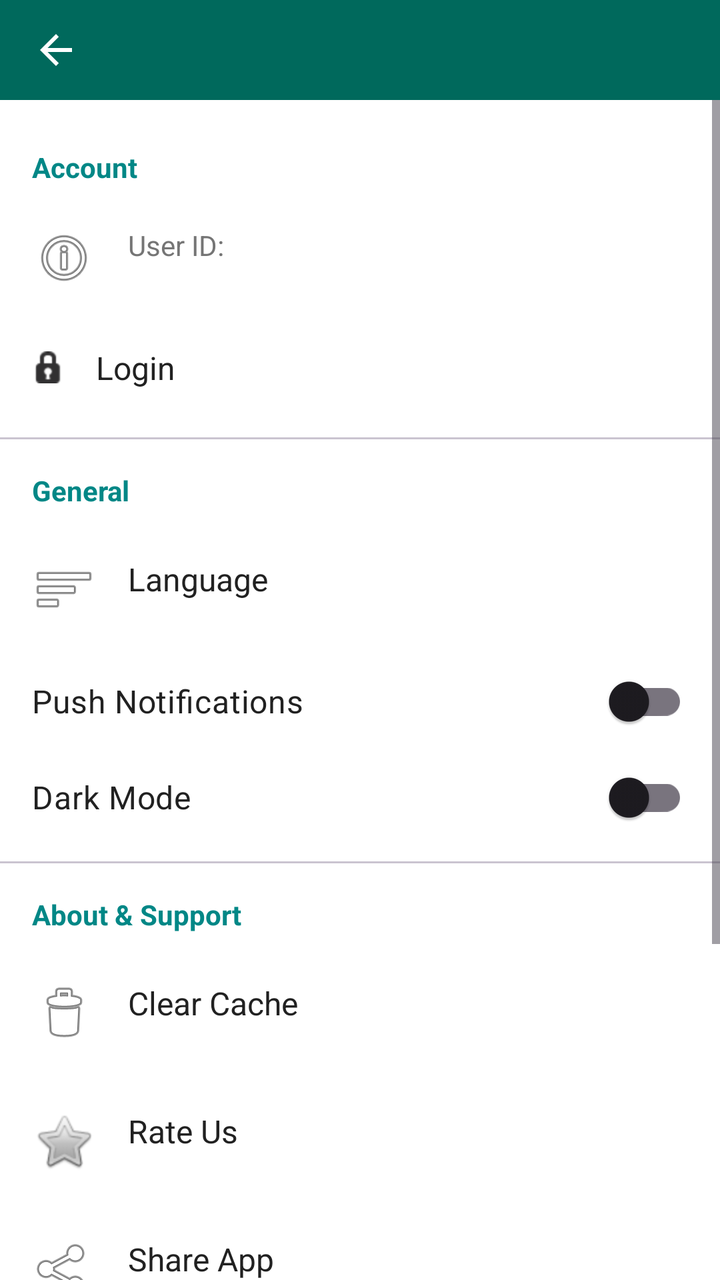
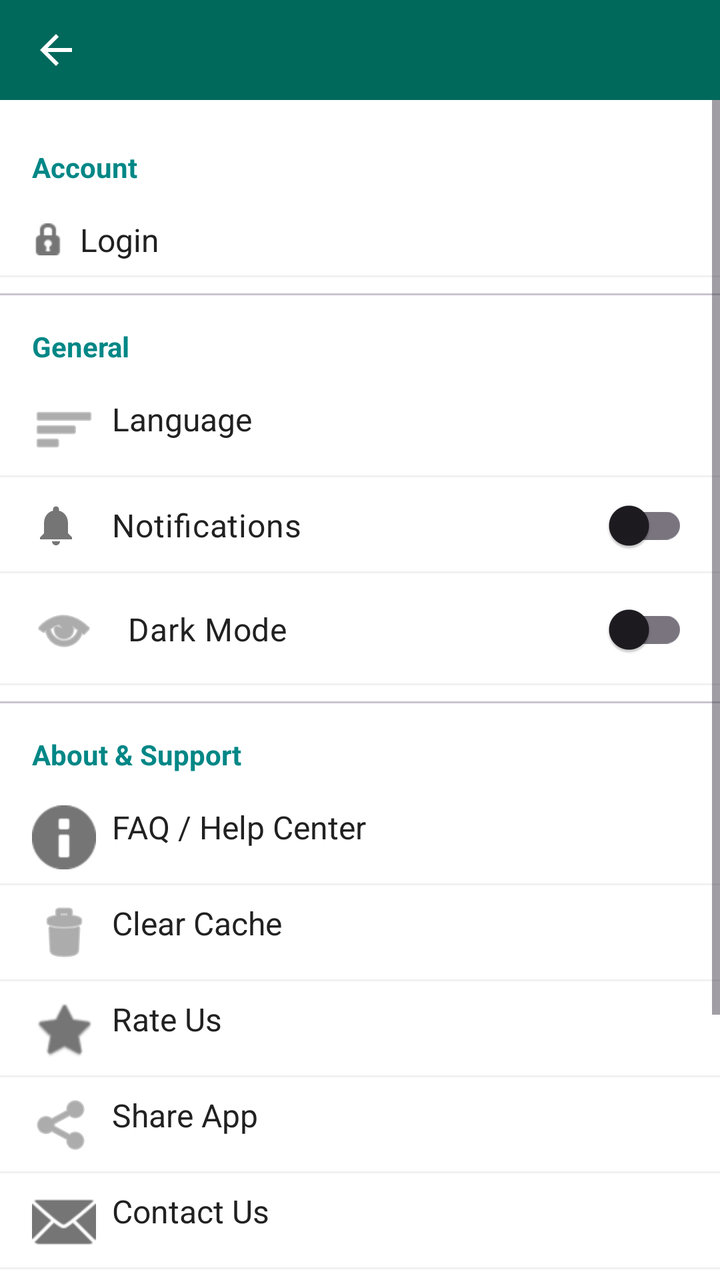

An Android layout rendered at two revisions. The XML below is the earlier revision; the diff shows what the commit changed to produce the second picture.
<!-- AndroidManifest.xml: application theme Theme.AndroidStarter -->
<!-- res/layout/fragment_settings.xml -->
<LinearLayout xmlns:android="http://schemas.android.com/apk/res/android"
    xmlns:app="http://schemas.android.com/apk/res-auto"
    android:layout_width="match_parent"
    android:layout_height="match_parent"
    android:orientation="vertical"
    android:background="?android:attr/windowBackground">

    <include
        android:id="@+id/appBarLayout"
        layout="@layout/layout_app_bar" />

    <ScrollView
        android:layout_width="match_parent"
        android:layout_height="0dp"
        android:layout_weight="1">

        <LinearLayout
            android:layout_width="match_parent"
            android:layout_height="wrap_content"
            android:orientation="vertical"
            android:paddingVertical="16dp">

            
            <TextView
                android:layout_width="match_parent"
                android:layout_height="wrap_content"
                android:text="Account"
                android:textSize="14sp"
                android:textStyle="bold"
                android:textColor="?colorPrimary"
                android:paddingHorizontal="16dp"
                android:paddingBottom="8dp"
                android:layout_marginTop="8dp"/>

            <TextView
                android:id="@+id/tvUserId"
                android:layout_width="match_parent"
                android:layout_height="wrap_content"
                android:text="User ID: "
                android:textSize="14sp"
                android:textColor="@color/text_secondary"
                android:paddingHorizontal="16dp"
                android:paddingVertical="12dp"
                android:drawableStart="@android:drawable/ic_menu_info_details"
                android:drawablePadding="16dp"
                android:background="?attr/selectableItemBackground"
                />

            <TextView
                android:id="@+id/btnLogin"
                android:layout_width="match_parent"
                android:layout_height="wrap_content"
                android:text="@string/login"
                android:textSize="16sp"
                android:textColor="@color/text_primary"
                android:paddingHorizontal="16dp"
                android:paddingVertical="16dp"
                android:drawableStart="@android:drawable/ic_secure"
                android:drawablePadding="16dp"
                android:background="?attr/selectableItemBackground"
                />

            <com.google.android.material.divider.MaterialDivider
                android:layout_width="match_parent"
                android:layout_height="1dp"
                android:layout_marginVertical="8dp" />

            
            <TextView
                android:layout_width="match_parent"
                android:layout_height="wrap_content"
                android:text="General"
                android:textSize="14sp"
                android:textStyle="bold"
                android:textColor="?colorPrimary"
                android:paddingHorizontal="16dp"
                android:paddingBottom="8dp"
                android:layout_marginTop="8dp"/>

            <TextView
                android:id="@+id/btnLanguage"
                android:layout_width="match_parent"
                android:layout_height="wrap_content"
                android:text="@string/language"
                android:textSize="16sp"
                android:textColor="@color/text_primary"
                android:paddingHorizontal="16dp"
                android:paddingVertical="16dp"
                android:drawableStart="@android:drawable/ic_menu_sort_by_size"
                android:drawablePadding="16dp"
                android:background="?attr/selectableItemBackground"
                />

            <com.google.android.material.switchmaterial.SwitchMaterial
                android:id="@+id/switchNotifications"
                android:layout_width="match_parent"
                android:layout_height="wrap_content"
                android:text="@string/push_notifications"
                android:textSize="16sp"
                android:textColor="@color/text_primary"
                android:paddingHorizontal="16dp"
                android:paddingVertical="12dp"
                android:background="?attr/selectableItemBackground"
                />

            <com.google.android.material.switchmaterial.SwitchMaterial
                android:id="@+id/switchDarkMode"
                android:layout_width="match_parent"
                android:layout_height="wrap_content"
                android:text="@string/dark_mode"
                android:textSize="16sp"
                android:textColor="@color/text_primary"
                android:paddingHorizontal="16dp"
                android:paddingVertical="12dp"
                android:background="?attr/selectableItemBackground"
                />

            <com.google.android.material.switchmaterial.SwitchMaterial
                android:id="@+id/switchPremium"
                android:layout_width="match_parent"
                android:layout_height="wrap_content"
                android:text="Simulate Premium User (No Ads)"
                android:textSize="16sp"
                android:textColor="@color/text_primary"
                android:paddingHorizontal="16dp"
                android:paddingVertical="12dp"
                android:background="?attr/selectableItemBackground"
                android:visibility="gone"
                />

            <com.google.android.material.divider.MaterialDivider
                android:layout_width="match_parent"
                android:layout_height="1dp"
                android:layout_marginVertical="8dp" />

            
            <TextView
                android:layout_width="match_parent"
                android:layout_height="wrap_content"
                android:text="About &amp; Support"
                android:textSize="14sp"
                android:textStyle="bold"
                android:textColor="?colorPrimary"
                android:paddingHorizontal="16dp"
                android:paddingBottom="8dp"
                android:layout_marginTop="8dp"/>

            <TextView
                android:id="@+id/btnClearCache"
                android:layout_width="match_parent"
                android:layout_height="wrap_content"
                android:text="@string/clear_cache"
                android:textSize="16sp"
                android:textColor="@color/text_primary"
                android:paddingHorizontal="16dp"
                android:paddingVertical="16dp"
                android:drawableStart="@android:drawable/ic_menu_delete"
                android:drawablePadding="16dp"
                android:background="?attr/selectableItemBackground"
                />

            <TextView
                android:id="@+id/btnRateUs"
                android:layout_width="match_parent"
                android:layout_height="wrap_content"
                android:text="@string/rate_us"
                android:textSize="16sp"
                android:textColor="@color/text_primary"
                android:paddingHorizontal="16dp"
                android:paddingVertical="16dp"
                android:drawableStart="@android:drawable/btn_star"
                android:drawablePadding="16dp"
                android:background="?attr/selectableItemBackground"
                />

            <TextView
                android:id="@+id/btnShareApp"
                android:layout_width="match_parent"
                android:layout_height="wrap_content"
                android:text="@string/share_app"
                android:textSize="16sp"
                android:textColor="@color/text_primary"
                android:paddingHorizontal="16dp"
                android:paddingVertical="16dp"
                android:drawableStart="@android:drawable/ic_menu_share"
                android:drawablePadding="16dp"
                android:background="?attr/selectableItemBackground"
                />

            <TextView
                android:id="@+id/btnContactUs"
                android:layout_width="match_parent"
                android:layout_height="wrap_content"
                android:text="@string/contact_us"
                android:textSize="16sp"
                android:textColor="@color/text_primary"
                android:paddingHorizontal="16dp"
                android:paddingVertical="16dp"
                android:drawableStart="@android:drawable/ic_dialog_email"
                android:drawablePadding="16dp"
                android:background="?attr/selectableItemBackground"
                />

            <TextView
                android:id="@+id/btnPrivacyPolicy"
                android:layout_width="match_parent"
                android:layout_height="wrap_content"
                android:text="@string/privacy_policy"
                android:textSize="16sp"
                android:textColor="@color/text_primary"
                android:paddingHorizontal="16dp"
                android:paddingVertical="16dp"
                android:drawableStart="@android:drawable/ic_menu_info_details"
                android:drawablePadding="16dp"
                android:background="?attr/selectableItemBackground"
                />

            <TextView
                android:id="@+id/btnResetData"
                android:layout_width="match_parent"
                android:layout_height="wrap_content"
                android:text="Reset Data (Test Online)"
                android:textSize="16sp"
                android:textColor="@color/design_default_color_error"
                android:paddingHorizontal="16dp"
                android:paddingVertical="16dp"
                android:background="?attr/selectableItemBackground"
                android:visibility="gone"
                />

            
            <TextView
                android:id="@+id/tvAppVersion"
                android:layout_width="match_parent"
                android:layout_height="wrap_content"
                android:gravity="center"
                android:paddingTop="32dp"
                android:paddingBottom="16dp"
                android:textColor="@color/text_secondary"
                android:textSize="12sp"
                />

        </LinearLayout>

    </ScrollView>
</LinearLayout>
<!-- res/layout/layout_app_bar.xml (included above) -->
<?xml version="1.0" encoding="utf-8"?>
<com.google.android.material.appbar.AppBarLayout
    xmlns:android="http://schemas.android.com/apk/res/android"
    xmlns:app="http://schemas.android.com/apk/res-auto"
    android:layout_width="match_parent"
    android:layout_height="50dp"
    android:background="@color/primary_green"
    app:elevation="0dp"
    app:liftOnScroll="true"
    >

    <com.google.android.material.appbar.MaterialToolbar
        android:id="@+id/toolbar"
        android:layout_width="match_parent"
        android:layout_height="match_parent"
        android:theme="@style/ThemeOverlay.AppCompat.Dark.ActionBar"
        app:popupTheme="@style/ThemeOverlay.AppCompat.Light"
        app:navigationIcon="?attr/homeAsUpIndicator"
        app:navigationIconTint="@android:color/white"
        app:titleTextColor="@android:color/white"
        app:titleTextAppearance="@style/TextAppearance.App.ToolbarTitle" />
</com.google.android.material.appbar.AppBarLayout>
<!-- resources referenced by this layout -->
<resources>
  <color name="primary_green">#00695C</color>
  <color name="text_primary">#212121</color>
  <string name="dark_mode">Dark Mode</string>
  <string name="language">Language</string>
  <string name="login">Login</string>
  <string name="push_notifications">Push Notifications</string>
  <string name="rate_us">Rate Us</string>
  <string name="share_app">Share App</string>
  <color name="teal_700">#FF018786</color>
  <!-- unchanged entries left out for length: 7 -->
</resources>

<!-- the commit's change to res/layout/fragment_settings.xml (unified diff, before → after) -->
@@ -22,42 +22,49 @@
 
             
             <TextView
-                android:layout_width="match_parent"
-                android:layout_height="wrap_content"
-                android:text="Account"
-                android:textSize="14sp"
-                android:textStyle="bold"
-                android:textColor="?colorPrimary"
-                android:paddingHorizontal="16dp"
-                android:paddingBottom="8dp"
-                android:layout_marginTop="8dp"/>
+                style="@style/SettingsHeader"
+                android:text="@string/account" />
 
             <TextView
                 android:id="@+id/tvUserId"
-                android:layout_width="match_parent"
-                android:layout_height="wrap_content"
-                android:text="User ID: "
-                android:textSize="14sp"
+                style="@style/SettingsItem"
+                android:text="@string/user_id_label"
                 android:textColor="@color/text_secondary"
-                android:paddingHorizontal="16dp"
-                android:paddingVertical="12dp"
                 android:drawableStart="@android:drawable/ic_menu_info_details"
-                android:drawablePadding="16dp"
-                android:background="?attr/selectableItemBackground"
+                android:visibility="gone"
                 />
 
             <TextView
                 android:id="@+id/btnLogin"
-                android:layout_width="match_parent"
-                android:layout_height="wrap_content"
+                style="@style/SettingsItem"
                 android:text="@string/login"
-                android:textSize="16sp"
-                android:textColor="@color/text_primary"
-                android:paddingHorizontal="16dp"
-                android:paddingVertical="16dp"
                 android:drawableStart="@android:drawable/ic_secure"
-                android:drawablePadding="16dp"
-                android:background="?attr/selectableItemBackground"
+                />
+
+            <TextView
+                android:id="@+id/btnEditProfile"
+                style="@style/SettingsItem"
+                android:text="@string/edit_profile"
+                android:drawableStart="@android:drawable/ic_menu_edit"
+                android:visibility="gone"
+                />
+
+            <TextView
+                android:id="@+id/btnChangePassword"
+                style="@style/SettingsItem"
+                android:text="@string/change_password"
+                android:drawableStart="@android:drawable/ic_menu_manage"
+                android:visibility="gone"
+                />
+
+            <TextView
+                android:id="@+id/btnDeleteAccount"
+                style="@style/SettingsItem"
+                android:text="@string/delete_account"
+                android:textColor="@color/design_default_color_error"
+                android:drawableStart="@android:drawable/ic_menu_delete"
+                android:drawableTint="@color/design_default_color_error"
+                android:visibility="gone"
                 />
 
             <com.google.android.material.divider.MaterialDivider
@@ -67,64 +74,35 @@
 
             
             <TextView
-                android:layout_width="match_parent"
-                android:layout_height="wrap_content"
-                android:text="General"
-                android:textSize="14sp"
-                android:textStyle="bold"
-                android:textColor="?colorPrimary"
-                android:paddingHorizontal="16dp"
-                android:paddingBottom="8dp"
-                android:layout_marginTop="8dp"/>
+                style="@style/SettingsHeader"
+                android:text="@string/general" />
 
             <TextView
                 android:id="@+id/btnLanguage"
-                android:layout_width="match_parent"
-                android:layout_height="wrap_content"
+                style="@style/SettingsItem"
                 android:text="@string/language"
-                android:textSize="16sp"
-                android:textColor="@color/text_primary"
-                android:paddingHorizontal="16dp"
-                android:paddingVertical="16dp"
                 android:drawableStart="@android:drawable/ic_menu_sort_by_size"
-                android:drawablePadding="16dp"
-                android:background="?attr/selectableItemBackground"
                 />
 
             <com.google.android.material.switchmaterial.SwitchMaterial
                 android:id="@+id/switchNotifications"
-                android:layout_width="match_parent"
-                android:layout_height="wrap_content"
+                style="@style/SettingsSwitch"
                 android:text="@string/push_notifications"
-                android:textSize="16sp"
-                android:textColor="@color/text_primary"
-                android:paddingHorizontal="16dp"
-                android:paddingVertical="12dp"
-                android:background="?attr/selectableItemBackground"
+                android:drawableStart="@drawable/ic_notifications"
                 />
 
             <com.google.android.material.switchmaterial.SwitchMaterial
                 android:id="@+id/switchDarkMode"
-                android:layout_width="match_parent"
-                android:layout_height="wrap_content"
+                style="@style/SettingsSwitch"
                 android:text="@string/dark_mode"
-                android:textSize="16sp"
-                android:textColor="@color/text_primary"
-                android:paddingHorizontal="16dp"
-                android:paddingVertical="12dp"
-                android:background="?attr/selectableItemBackground"
+                android:drawableStart="@android:drawable/ic_menu_view"
                 />
 
             <com.google.android.material.switchmaterial.SwitchMaterial
                 android:id="@+id/switchPremium"
-                android:layout_width="match_parent"
-                android:layout_height="wrap_content"
-                android:text="Simulate Premium User (No Ads)"
-                android:textSize="16sp"
-                android:textColor="@color/text_primary"
-                android:paddingHorizontal="16dp"
-                android:paddingVertical="12dp"
-                android:background="?attr/selectableItemBackground"
+                style="@style/SettingsSwitch"
+                android:text="@string/simulate_premium"
+                android:drawableStart="@android:drawable/btn_star"
                 android:visibility="gone"
                 />
 
@@ -135,97 +113,56 @@
 
             
             <TextView
-                android:layout_width="match_parent"
-                android:layout_height="wrap_content"
-                android:text="About &amp; Support"
-                android:textSize="14sp"
-                android:textStyle="bold"
-                android:textColor="?colorPrimary"
-                android:paddingHorizontal="16dp"
-                android:paddingBottom="8dp"
-                android:layout_marginTop="8dp"/>
+                style="@style/SettingsHeader"
+                android:text="@string/about_support" />
+
+            <TextView
+                android:id="@+id/btnFaqHelp"
+                style="@style/SettingsItem"
+                android:text="@string/faq_help"
+                android:drawableStart="@android:drawable/ic_dialog_info"
+                />
 
             <TextView
                 android:id="@+id/btnClearCache"
-                android:layout_width="match_parent"
-                android:layout_height="wrap_content"
+                style="@style/SettingsItem"
                 android:text="@string/clear_cache"
-                android:textSize="16sp"
-                android:textColor="@color/text_primary"
-                android:paddingHorizontal="16dp"
-                android:paddingVertical="16dp"
                 android:drawableStart="@android:drawable/ic_menu_delete"
-                android:drawablePadding="16dp"
-                android:background="?attr/selectableItemBackground"
                 />
 
             <TextView
                 android:id="@+id/btnRateUs"
-                android:layout_width="match_parent"
-                android:layout_height="wrap_content"
+                style="@style/SettingsItem"
                 android:text="@string/rate_us"
-                android:textSize="16sp"
-                android:textColor="@color/text_primary"
-                android:paddingHorizontal="16dp"
-                android:paddingVertical="16dp"
                 android:drawableStart="@android:drawable/btn_star"
-                android:drawablePadding="16dp"
-                android:background="?attr/selectableItemBackground"
                 />
 
             <TextView
                 android:id="@+id/btnShareApp"
-                android:layout_width="match_parent"
-                android:layout_height="wrap_content"
+                style="@style/SettingsItem"
                 android:text="@string/share_app"
-                android:textSize="16sp"
-                android:textColor="@color/text_primary"
-                android:paddingHorizontal="16dp"
-                android:paddingVertical="16dp"
                 android:drawableStart="@android:drawable/ic_menu_share"
-                android:drawablePadding="16dp"
-                android:background="?attr/selectableItemBackground"
                 />
 
             <TextView
                 android:id="@+id/btnContactUs"
-                android:layout_width="match_parent"
-                android:layout_height="wrap_content"
+                style="@style/SettingsItem"
                 android:text="@string/contact_us"
-                android:textSize="16sp"
-                android:textColor="@color/text_primary"
-                android:paddingHorizontal="16dp"
-                android:paddingVertical="16dp"
                 android:drawableStart="@android:drawable/ic_dialog_email"
-                android:drawablePadding="16dp"
-                android:background="?attr/selectableItemBackground"
+                />
+
+            <TextView
+                android:id="@+id/btnTermsOfService"
+                style="@style/SettingsItem"
+                android:text="@string/terms_of_service"
+                android:drawableStart="@android:drawable/ic_menu_agenda"
                 />
 
             <TextView
                 android:id="@+id/btnPrivacyPolicy"
-                android:layout_width="match_parent"
-                android:layout_height="wrap_content"
+                style="@style/SettingsItem"
                 android:text="@string/privacy_policy"
-                android:textSize="16sp"
-                android:textColor="@color/text_primary"
-                android:paddingHorizontal="16dp"
-                android:paddingVertical="16dp"
                 android:drawableStart="@android:drawable/ic_menu_info_details"
-                android:drawablePadding="16dp"
-                android:background="?attr/selectableItemBackground"
-                />
-
-            <TextView
-                android:id="@+id/btnResetData"
-                android:layout_width="match_parent"
-                android:layout_height="wrap_content"
-                android:text="Reset Data (Test Online)"
-                android:textSize="16sp"
-                android:textColor="@color/design_default_color_error"
-                android:paddingHorizontal="16dp"
-                android:paddingVertical="16dp"
-                android:background="?attr/selectableItemBackground"
-                android:visibility="gone"
                 />
 
             
<!-- resource entries referenced after the edit -->
@@ -1,13 +1,88 @@
 <!-- resources referenced by this layout -->
 <resources>
   <color name="primary_green">#00695C</color>
+  <!-- drawable ic_notifications (drawable) -->
+  <vector xmlns:android="http://schemas.android.com/apk/res/android"
+      android:width="24dp"
+      android:height="24dp"
+      android:viewportWidth="24"
+      android:viewportHeight="24"
+      android:tint="?attr/colorControlNormal">
+      <path
+          android:fillColor="@android:color/white"
+          android:pathData="M12,22c1.1,0 2,-0.9 2,-2h-4C10,21.1 10.9,22 12,22zM18,16v-5c0,-3.07 -1.63,-5.64 -4.5,-6.32V4c0,-0.83 -0.67,-1.5 -1.5,-1.5c-0.83,0 -1.5,0.67 -1.5,1.5v0.68C7.64,5.36 6,7.92 6,11v5l-2,2v1h16v-1L18,16z"/>
+  </vector>
+  <string name="about_support">About &amp; Support</string>
+  <string name="account">Account</string>
+  <string name="change_password">Change Password</string>
   <color name="text_primary">#212121</color>
+  <!-- drawable bg_settings_item_divider (drawable) -->
+  <?xml version="1.0" encoding="utf-8"?>
+  <ripple xmlns:android="http://schemas.android.com/apk/res/android"
+      android:color="?android:attr/colorControlHighlight">
+      <item>
+          <layer-list>
+              
+              <item
+                  android:left="-2dp"
+                  android:right="-2dp"
+                  android:top="-2dp">
+                  <shape>
+                      <solid android:color="@android:color/transparent" />
+                      
+                      <stroke
+                          android:width="1dp"
+                          android:color="#1F888888" />
+                  </shape>
+              </item>
+          </layer-list>
+      </item>
+  </ripple>
   <string name="dark_mode">Dark Mode</string>
+  <string name="delete_account">Delete Account</string>
+  <string name="edit_profile">Edit Profile</string>
+  <string name="faq_help">FAQ / Help Center</string>
+  <string name="general">General</string>
   <string name="language">Language</string>
   <string name="login">Login</string>
-  <string name="push_notifications">Push Notifications</string>
+  <string name="push_notifications">Notifications</string>
   <string name="rate_us">Rate Us</string>
   <string name="share_app">Share App</string>
+  <string name="simulate_premium">Simulate Premium User (No Ads)</string>
+  <string name="terms_of_service">Terms of Service</string>
+  <string name="user_id_label">User ID: </string>
+  <style name="SettingsHeader">
+          <item name="android:layout_width">match_parent</item>
+          <item name="android:layout_height">wrap_content</item>
+          <item name="android:textSize">14sp</item>
+          <item name="android:textStyle">bold</item>
+          <item name="android:textColor">?colorPrimary</item>
+          <item name="android:paddingHorizontal">16dp</item>
+          <item name="android:paddingBottom">8dp</item>
+          <item name="android:layout_marginTop">8dp</item>
+      </style>
+  <style name="SettingsItem">
+          <item name="android:layout_width">match_parent</item>
+          <item name="android:layout_height">wrap_content</item>
+          <item name="android:textSize">16sp</item>
+          <item name="android:textColor">@color/text_primary</item>
+          <item name="android:paddingHorizontal">16dp</item>
+          <item name="android:paddingVertical">8dp</item>
+          <item name="android:drawablePadding">8dp</item>
+          <item name="android:drawableTint">@color/text_secondary</item>
+          <item name="android:background">@drawable/bg_settings_item_divider</item>
+      </style>
+  <style name="SettingsSwitch">
+          <item name="android:layout_width">match_parent</item>
+          <item name="android:layout_height">wrap_content</item>
+          <item name="android:textSize">16sp</item>
+          <item name="android:textColor">@color/text_primary</item>
+          <item name="android:paddingHorizontal">16dp</item>
+          <item name="android:paddingVertical">12dp</item>
+          <item name="android:drawablePadding">16dp</item>
+          <item name="android:drawableTint">@color/text_secondary</item>
+          <item name="android:background">@drawable/bg_settings_item_divider</item>
+      </style>
   <color name="teal_700">#FF018786</color>
   <!-- unchanged entries left out for length: 7 -->
 </resources>
